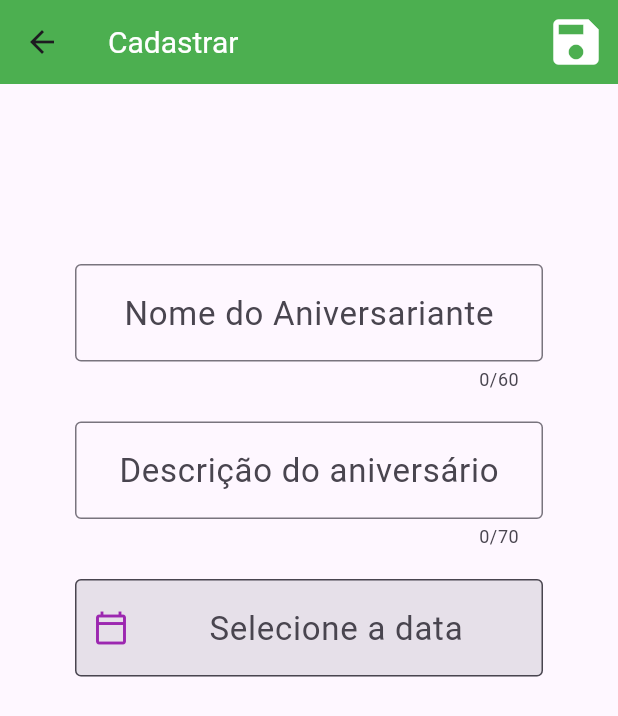
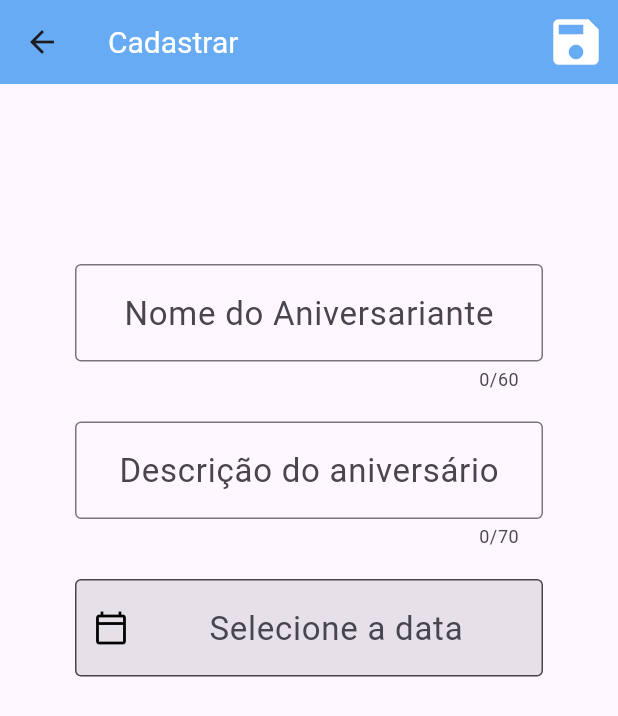
Before and after one commit to Intoxco/Projeto-Flutter, a Flutter app: the AniversarioCadastroPage screen opened directly, on a phone screen of 412 x 824 dp. Shown: the top 716 px of the screen. Run offline on Flutter 3.47's test engine with Material 3 defaults, Android fonts, the phone set to English and light mode, and no system bars; our stand-ins replace cloud_firestore, firebase_auth, firebase_core; accounts and stored records are empty; network calls fail.

Commit message:
Cores arrumadas

```diff
--- a/flutter_application_1/lib/view/aniversarios_cadastrar_view.dart
+++ b/flutter_application_1/lib/view/aniversarios_cadastrar_view.dart
@@ -38,7 +38,7 @@ class AniversarioCadastroPage extends StatelessWidget{
             color:Colors.white
             ),
           ),
-        backgroundColor:Colors.green,
+        backgroundColor:Color(0xFF67ABF5),
         actions: [
           IconButton(
             icon:Icon(Icons.save,size:40,color:Colors.white),
--- a/flutter_application_1/lib/view/aniversarios_editar_view.dart
+++ b/flutter_application_1/lib/view/aniversarios_editar_view.dart
@@ -39,7 +39,7 @@ class AniversarioEdicaoPage extends StatelessWidget{
             color:Colors.white
             ),
           ),
-        backgroundColor:Colors.red,
+        backgroundColor:Color(0xFF67ABF5),
         actions: [
           IconButton(
           onPressed: (){salvar(context);},
--- a/flutter_application_1/lib/view/perfil_view.dart
+++ b/flutter_application_1/lib/view/perfil_view.dart
@@ -45,7 +45,7 @@ class _PerfilPageState extends State<PerfilPage> {
                         onPressed: () => controller.mudarEstado(() => setState(() {})),
                         icon: Icon(
                           controller.edicao ? Icons.check : Icons.edit,
-                          color: Colors.white,
+                          color: Colors.grey,
                         ),
                       ),
                     ],
--- a/flutter_application_1/lib/widgets/date_picker.dart
+++ b/flutter_application_1/lib/widgets/date_picker.dart
@@ -55,7 +55,7 @@ class _DatePicker extends State<DatePicker>{
           filled:true,
           focusedBorder: OutlineInputBorder(
             borderSide: BorderSide(
-              color:Colors.blue
+              color:Colors.purple
             )
           ),
           prefixIcon:IconButton(
@@ -64,7 +64,7 @@ class _DatePicker extends State<DatePicker>{
             },
             icon:Icon(
               Icons.calendar_today_outlined,
-              color:Colors.purple
+              color:Colors.black
             )
           )
         )
```
